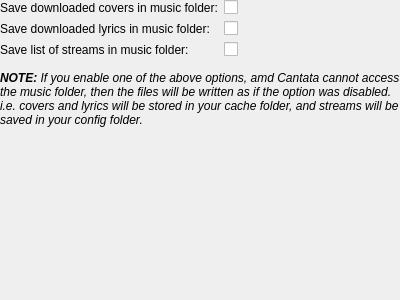
Before: the Qt Designer form gui/filesettings.ui in polpo/cantata-mac, drawn with Qt 5.
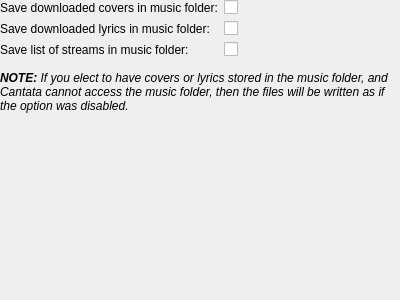
After: the same form once the commit is applied. Custom widgets are drawn as their Qt base class.

```diff
--- a/gui/filesettings.ui
+++ b/gui/filesettings.ui
@@ -93,7 +93,7 @@
       </sizepolicy>
      </property>
      <property name="text">
-      <string>&lt;i&gt;&lt;b&gt;NOTE:&lt;/b&gt; If you enable one of the above options, amd Cantata cannot access the music folder, then the files will be written as if the option was disabled. i.e. covers and lyrics will be stored in your cache folder, and streams will be saved in your config folder.&lt;/i&gt;</string>
+      <string>&lt;i&gt;&lt;b&gt;NOTE:&lt;/b&gt; If you elect to have covers or lyrics stored in the music folder, and Cantata cannot access the music folder, then the files will be written as if the option was disabled.&lt;/i&gt;</string>
      </property>
      <property name="alignment">
       <set>Qt::AlignLeading|Qt::AlignLeft|Qt::AlignTop</set>
```
